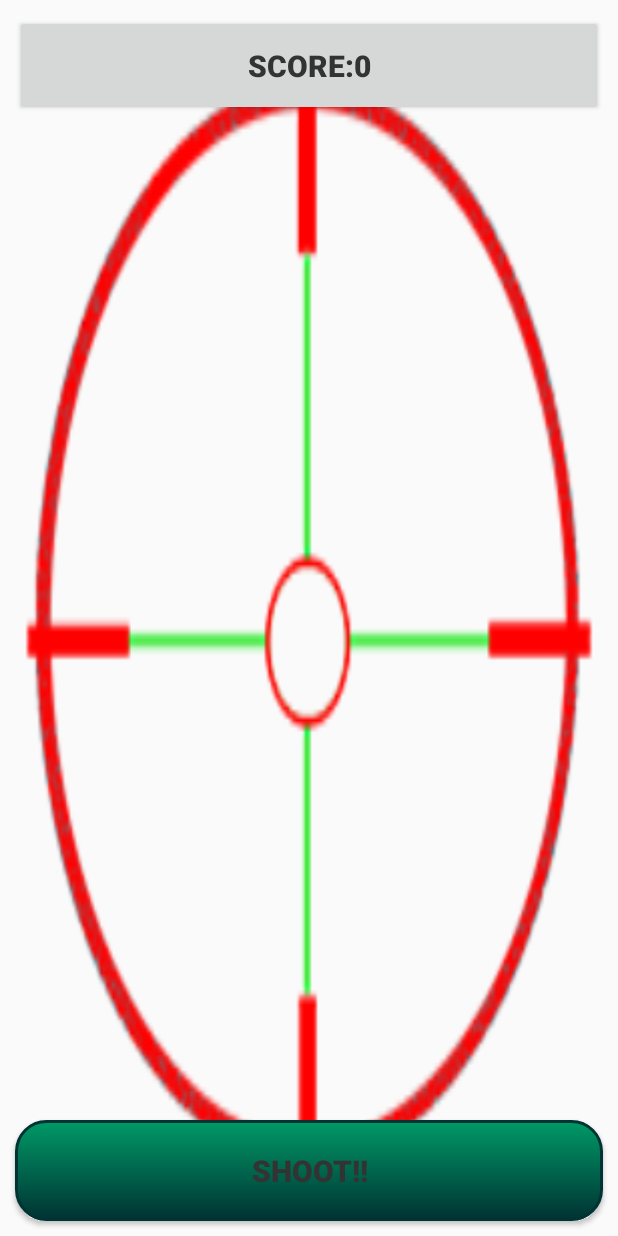
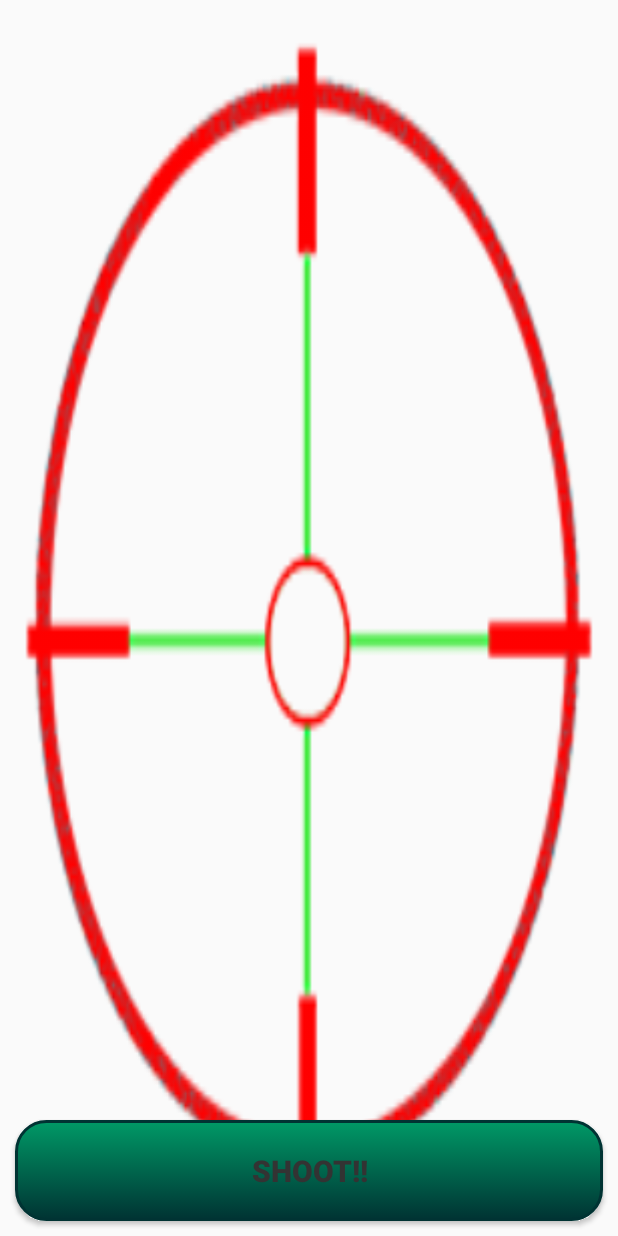
Before and after one commit to swaglord42/Bwa-hahaha, an Android app: the layout control.xml on its own in the app's theme, with its tools: preview values and no code run, on a phone screen of 412 x 824 dp. Run offline under Robolectric (Android 15) with nearby library versions, the phone set to English and light mode, and no system bars.

```diff
--- a/app/src/main/AndroidManifest.xml
+++ b/app/src/main/AndroidManifest.xml
@@ -31,7 +31,7 @@
         android:theme="@style/AppTheme" >
         <activity
             android:name="com.wikitude.samples.MainActivity"
-            android:label="@string/app_name" >
+            android:label="Bwa-hahaha" >
             <intent-filter>
                 <action android:name="android.intent.action.MAIN" />
 
@@ -88,6 +88,7 @@
             android:configChanges="orientation|keyboardHidden|screenSize"
             android:screenOrientation="fullSensor" />
 
+
         <provider
             android:name="android.support.v4.content.FileProvider"
             android:authorities="com.wikitude.nativesdksampleapp.fileprovider"
--- a/app/src/main/java/com/wikitude/samples/rendering/HelpActivity.java
+++ b/app/src/main/java/com/wikitude/samples/HelpActivity.java
@@ -1,4 +1,5 @@
 package com.wikitude.samples;
+
 
 import android.content.Intent;
 import android.os.Bundle;
@@ -10,6 +11,7 @@ import android.widget.Button;
 import android.widget.ListView;
 
 import com.wikitude.nativesdksampleapp.R;
+import com.wikitude.samples.HelpActivity;
 import com.wikitude.samples.plugins.FaceDetectionPluginActivity;
 
 import java.util.HashMap;
@@ -17,8 +19,8 @@ import java.util.Map;
 /**
  * Created by manu on 12/9/16.
  */
-public class HelpActivity {
-    //    @Override
+public class HelpActivity extends AppCompatActivity{
+    @Override
     protected void onCreate(final Bundle savedInstanceState) {
         super.onCreate(savedInstanceState);
 //        setContentView(R.layout.activity_help);
--- a/app/src/main/res/layout/control.xml
+++ b/app/src/main/res/layout/control.xml
@@ -23,29 +23,35 @@
             <!--android:textColor="#00000000"-->
             <!--android:textSize="20sp"-->
             <!--android:textStyle="bold" />-->
-        <Button
-            android:id="@+id/score"
-            android:layout_width="match_parent"
-            android:layout_height="wrap_content"
-            android:padding="20dp"
-            android:textColor="#ff333333"
-            android:textSize="20sp"
-            android:textStyle="bold"
-            android:text=" Score:0 "
-            android:layout_margin="10dp" />
+        <!--<Button-->
+            <!--android:id="@+id/score"-->
+            <!--android:layout_width="match_parent"-->
+            <!--android:layout_height="wrap_content"-->
+            <!--android:padding="20dp"-->
+            <!--android:textColor="#ff333333"-->
+            <!--android:textSize="20sp"-->
+            <!--android:textStyle="bold"-->
+            <!--android:text=" Score:0 "-->
+            <!--android:layout_margin="10dp" />-->
     </LinearLayout>
 
-    <TextView
-        android:id="@+id/textView1"
-        android:layout_width="fill_parent"
-        android:layout_height="wrap_content"
-        android:layout_gravity="center_horizontal"
-        android:text="Timer"
-        android:textColor="#00000000"/>
+    <!--<TextView-->
+        <!--android:id="@+id/textView1"-->
+        <!--android:layout_width="fill_parent"-->
+        <!--android:layout_height="wrap_content"-->
+        <!--android:layout_gravity="center_horizontal"-->
+        <!--android:text="Timer"-->
+        <!--android:textColor="#00000000"/>-->
 
         <!--android:textColor="#ffffffff"-->
         <!--android:textSize="26sp"-->
         <!--android:textStyle="bold" />-->
+
+    <ImageView
+        android:layout_width="wrap_content"
+        android:layout_height="wrap_content"
+        android:id="@+id/imagview"
+        android:layout_weight="1" />
 
     <Button
         android:id="@+id/takepicture"
--- a/app/src/main/res/values/strings.xml
+++ b/app/src/main/res/values/strings.xml
@@ -1,5 +1,5 @@
 <resources>
-    <string name="app_name">Native SDK Examples</string>
+    <string name="app_name">Bwa-hahaha</string>
 
     <string-array name="sample_categories">
         <item>1 Client Recognition</item>
```
Also changed, not shown: app/src/main/java/com/wikitude/samples/MainActivity.java (+25 -2 lines), app/src/main/java/com/wikitude/samples/a.java (added, +7 -0 lines), app/src/main/res/layout/activity_help.xml (+4 -3 lines), 2 other files.
